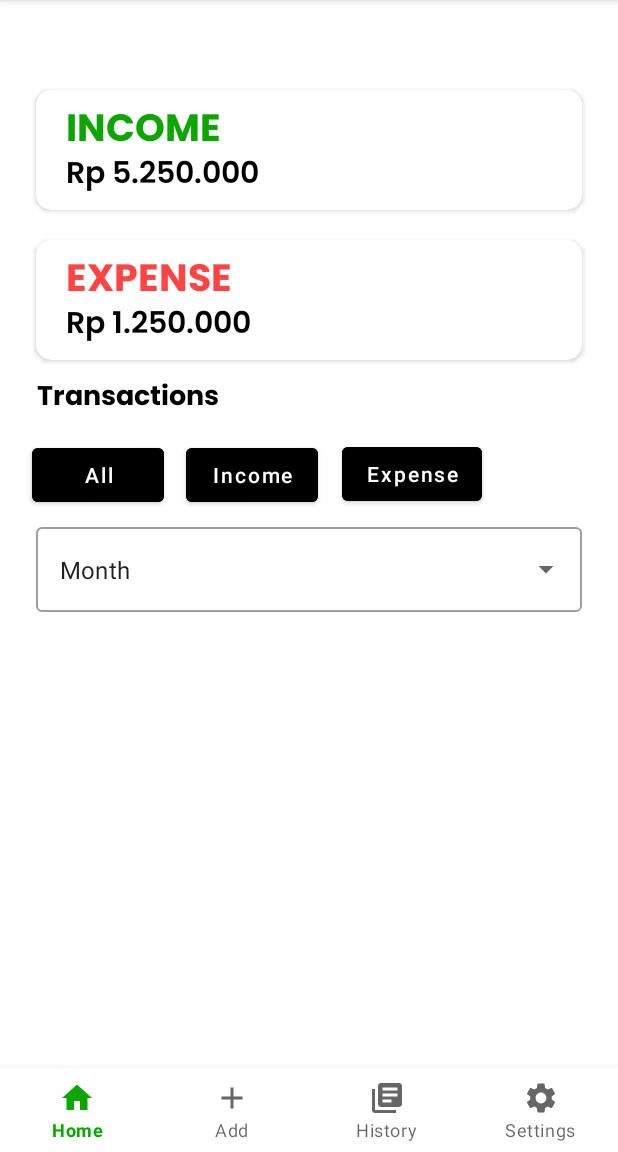
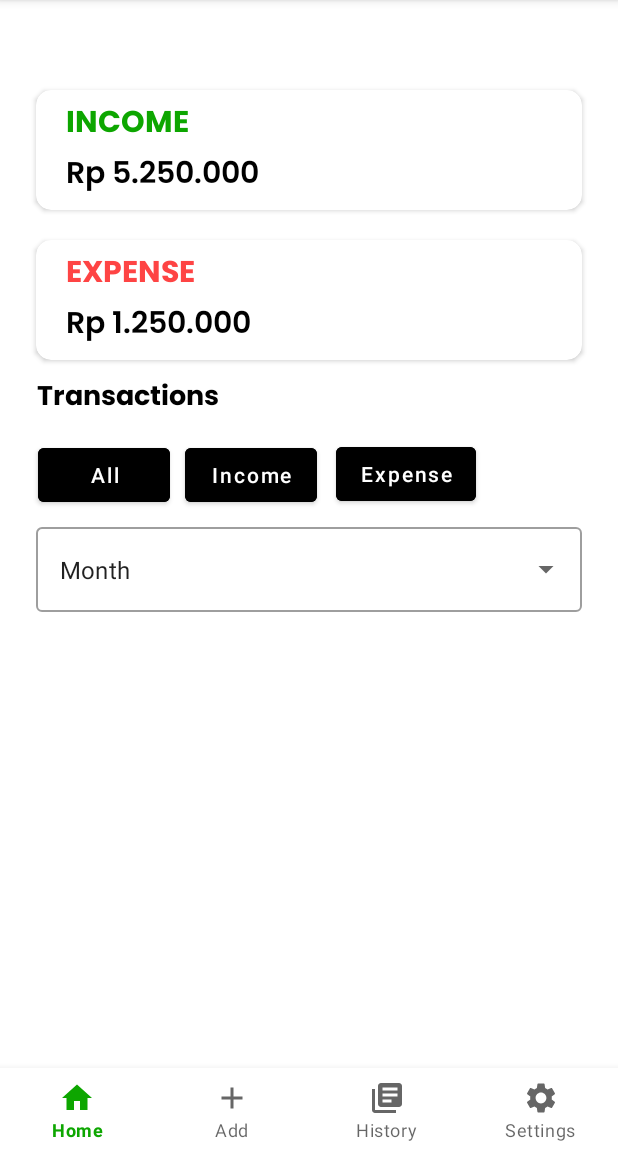
Before and after one commit to Hermanushasta/Mancash_Mobile, an Android app: the HomeFragment screen opened directly, with no data from a screen before it, on a phone screen of 412 x 824 dp, the part 84-1236 px from its top. Run offline under Robolectric (Android 15) with nearby library versions, the phone set to English and light mode, and no system bars.

Commit message:
memperbaiki fragment home, menambah reset password

```diff
--- a/app/src/main/java/org/d3if0043/mancashmobile/HomeFragment.kt
+++ b/app/src/main/java/org/d3if0043/mancashmobile/HomeFragment.kt
@@ -13,14 +13,17 @@ class HomeFragment : Fragment() {
 
     private lateinit var binding: FragmentHomeBinding
 
+
     override fun onCreateView(
         inflater: LayoutInflater,
         container: ViewGroup?,
         savedInstanceState: Bundle?
-    ): View? {
+    ): View {
         binding = FragmentHomeBinding.inflate(layoutInflater, container, false)
+
+        val sort = resources.getStringArray(R.array.sorting)
+        val arrayAdapter = ArrayAdapter(requireContext(), R.layout.item_dropdown, sort)
+        binding.autoCompleteTextView5.setAdapter(arrayAdapter)
         return binding.root
     }
-
-
 }
--- a/app/src/main/java/org/d3if0043/mancashmobile/LoginActvity.kt
+++ b/app/src/main/java/org/d3if0043/mancashmobile/LoginActvity.kt
@@ -15,6 +15,7 @@ class LoginActvity : AppCompatActivity() {
 
     override fun onCreate(savedInstanceState: Bundle?) {
         binding = ActivityLoginBinding.inflate(layoutInflater)
+
         super.onCreate(savedInstanceState)
         setContentView(binding.root)
 
--- a/app/src/main/java/org/d3if0043/mancashmobile/RegisterActivity.kt
+++ b/app/src/main/java/org/d3if0043/mancashmobile/RegisterActivity.kt
@@ -52,7 +52,7 @@ class RegisterActivity : AppCompatActivity() {
 
             //validasi paanjang password
             if (password.length < 6) {
-                binding.passwordRegister.error = "Password Minimal 6 Karakter"
+                binding.passwordRegister.error = ""
                 binding.passwordRegister.requestFocus()
                 return@setOnClickListener
             }
--- a/app/src/main/res/layout/activity_forgot_password.xml
+++ b/app/src/main/res/layout/activity_forgot_password.xml
@@ -34,7 +34,7 @@
         android:layout_marginTop="-16dp"
         android:layout_marginBottom="16dp"
         android:fontFamily="@font/poppinsregular"
-        android:text="@string/enter_phone_number"
+        android:text="@string/email_changePassword"
         android:textColor="@color/black"
         android:textSize="11sp" />
 
@@ -47,7 +47,7 @@
         android:layout_marginTop="12dp"
         android:height="50dp"
         android:width="320dp"
-        android:text="@string/phoneNumber_changePassword"
+        android:text="@string/enter_your_email"
         android:background="@drawable/green_border"
         android:textColor="@color/gray"
         android:fontFamily="@font/poppinssemibold"
--- a/app/src/main/res/layout/fragment_home.xml
+++ b/app/src/main/res/layout/fragment_home.xml
@@ -6,6 +6,7 @@
     android:layout_height="match_parent"
     tools:context=".HomeFragment">
 
+
     <View
         android:id="@+id/view"
         android:layout_width="match_parent"
@@ -13,7 +14,8 @@
         android:background="@color/white"
         app:layout_constraintEnd_toEndOf="parent"
         app:layout_constraintHorizontal_bias="0.5"
-        app:layout_constraintStart_toStartOf="parent" />
+        app:layout_constraintStart_toStartOf="parent"
+        tools:ignore="MissingConstraints" />
 
     <androidx.cardview.widget.CardView
         android:id="@+id/cardViewIncome"
@@ -34,13 +36,12 @@
             android:layout_width="wrap_content"
             android:layout_height="wrap_content"
             android:layout_marginStart="20dp"
-            android:layout_marginLeft="2dp"
             android:layout_marginTop="5dp"
             android:fontFamily="@font/poppinsbold"
             android:text="@string/incomeSaldo"
             android:textAllCaps="true"
             android:textColor="@color/green"
-            android:textSize="25dp"
+            android:textSize="20sp"
             android:textStyle="bold" />
 
         <TextView
@@ -48,7 +49,6 @@
             android:layout_width="wrap_content"
             android:layout_height="wrap_content"
             android:layout_marginStart="20dp"
-            android:layout_marginLeft="2dp"
             android:layout_marginTop="40dp"
             android:fontFamily="@font/poppinssemibold"
             android:text="Rp 5.250.000"
@@ -80,13 +80,12 @@
             android:layout_width="wrap_content"
             android:layout_height="wrap_content"
             android:layout_marginStart="20dp"
-            android:layout_marginLeft="2dp"
             android:layout_marginTop="5dp"
             android:fontFamily="@font/poppinsbold"
             android:text="@string/expenseSaldo"
             android:textAllCaps="true"
             android:textColor="@color/red"
-            android:textSize="25dp"
+            android:textSize="20sp"
             android:textStyle="bold" />
 
         <TextView
@@ -94,7 +93,6 @@
             android:layout_width="wrap_content"
             android:layout_height="wrap_content"
             android:layout_marginStart="20dp"
-            android:layout_marginLeft="2dp"
             android:layout_marginTop="40dp"
             android:fontFamily="@font/poppinssemibold"
             android:text="Rp 1.250.000"
@@ -140,7 +138,7 @@
         android:id="@+id/incomeButton"
         android:layout_width="wrap_content"
         android:layout_height="wrap_content"
-        android:layout_marginStart="7dp"
+        android:layout_marginStart="2dp"
         android:layout_marginTop="11dp"
         android:layout_marginEnd="8dp"
         android:layout_weight="1"
@@ -156,7 +154,7 @@
         android:id="@+id/expenseButton"
         android:layout_width="wrap_content"
         android:layout_height="wrap_content"
-        android:layout_marginStart="8dp"
+        android:layout_marginStart="3dp"
         android:layout_marginTop="52dp"
         android:layout_marginEnd="94dp"
         android:layout_weight="1"
--- a/app/src/main/res/values/strings.xml
+++ b/app/src/main/res/values/strings.xml
@@ -31,8 +31,8 @@
 
     //Forgot Password Page
     <string name="forgot_password_title">Forgot Password?</string>
-    <string name="enter_phone_number">Enter Your Your Phone Number</string>
-    <string name="phoneNumber_changePassword">Phone Number</string>
+    <string name="enter_your_email">Enter Your Email</string>
+    <string name="email_changePassword">Enter Your Email</string>
     <string name="back_to_sign">Back to Sign</string>
     <string name="send_button">Send</string>
 
```
Also changed, not shown: app/src/main/java/org/d3if0043/mancashmobile/ResetPasswordActivity.kt (added, +47 -0 lines), app/src/main/res/layout/activity_login.xml (+10 -7 lines), app/src/main/res/layout/activity_register.xml (+5 -5 lines), app/src/main/res/layout/activity_reset_password.xml (added, +74 -0 lines), app/src/main/res/layout/fragment_add.xml (+4 -4 lines), app/src/main/res/layout/fragment_history.xml (+11 -8 lines).
